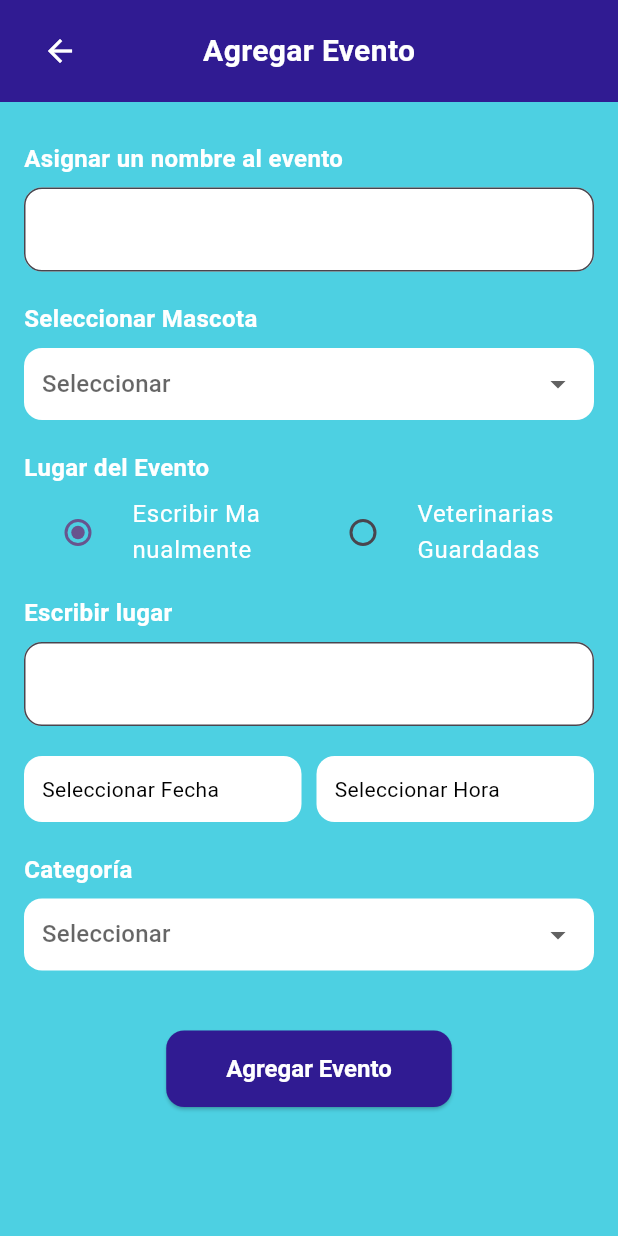
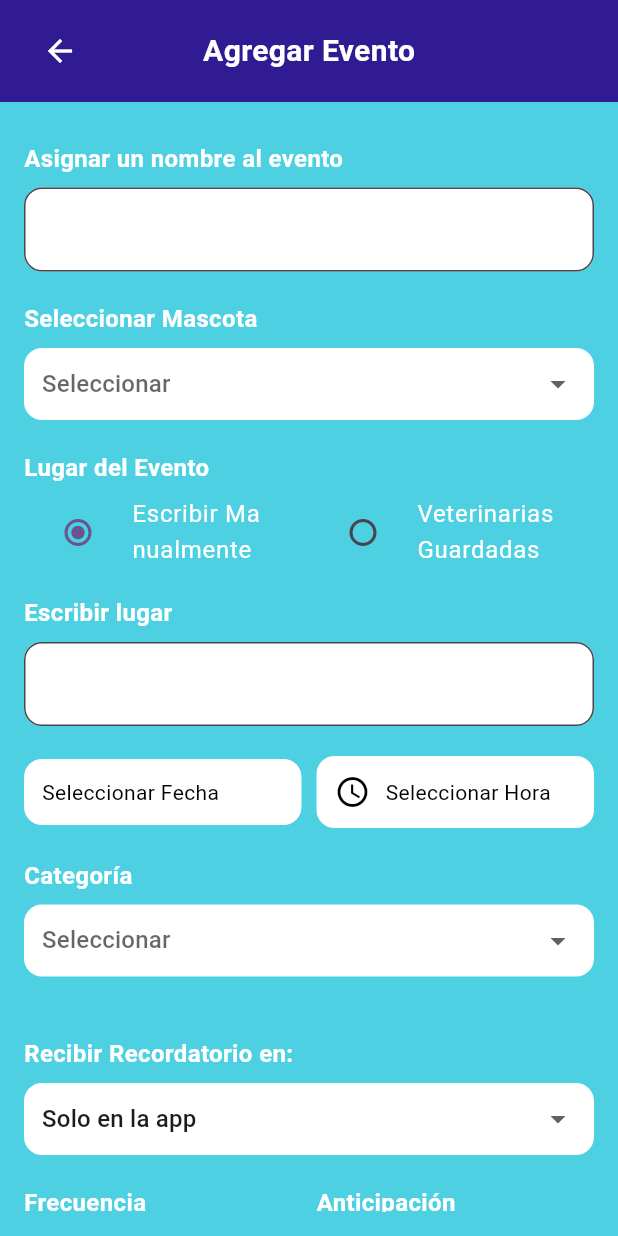
Before and after one commit to SebasAlb/AnimaCare_Front, a Flutter app: the AddEventScreen screen opened by its route, on a phone screen of 412 x 824 dp. Run offline on Flutter 3.47's test engine with Material 3 defaults, Android fonts, the phone set to English and light mode, and no system bars; our stand-ins replace flutter_colorpicker, geolocator, get, google_maps_flutter, table_calendar; network calls fail.

Commit message:
Update add_event_screen.dart

```diff
--- a/lib/presentation/screens/add_event/add_event_screen.dart
+++ b/lib/presentation/screens/add_event/add_event_screen.dart
@@ -3,6 +3,8 @@ import 'package:get/get.dart';
 import 'add_event_controller.dart';
 import 'package:animacare_front/presentation/theme/colors.dart';
 import 'package:animacare_front/routes/app_routes.dart';
+import 'package:animacare_front/presentation/screens/calendar/calendar_controller.dart';
+
 
 class AddEventScreen extends StatelessWidget {
   const AddEventScreen({super.key});
@@ -82,6 +84,48 @@ class AddEventScreen extends StatelessWidget {
                         onChanged: (v) => controller.categoriaEvento.value = v ?? '',
                       )),
                       const SizedBox(height: 40),
+
+                      // Recibir Recordatorio en:
+                      Obx(() => _buildDropdown(
+                        label: 'Recibir Recordatorio en:',
+                        value: controller.recibirRecordatorio.value,
+                        items: ['Solo en la app', 'Solo en el celular', 'En app y celular', 'No recibir'],
+                        onChanged: (v) => controller.recibirRecordatorio.value = v ?? 'Solo en la app',
+                      )),
+
+                      const SizedBox(height: 20),
+
+                      // Si el usuario no pone "No recibir", mostramos la fila con Frecuencia y Anticipación
+                      Obx(() {
+                        if (controller.recibirRecordatorio.value == 'No recibir') {
+                          return const SizedBox.shrink(); // No mostrar nada
+                        } else {
+                          return Row(
+                            children: [
+                              Expanded(
+                                child: _buildDropdown(
+                                  label: 'Frecuencia',
+                                  value: controller.frecuencia.value,
+                                  items: ['Cada 6 horas', 'Cada 12 horas', 'Cada 24 horas'],
+                                  onChanged: (v) => controller.frecuencia.value = v ?? 'Cada 6 horas',
+                                ),
+                              ),
+                              const SizedBox(width: 10),
+                              Expanded(
+                                child: _buildDropdown(
+                                  label: 'Anticipación',
+                                  value: controller.anticipacion.value,
+                                  items: ['1 día antes', '2 días antes', '3 días antes'],
+                                  onChanged: (v) => controller.anticipacion.value = v ?? '1 día antes',
+                                ),
+                              ),
+                            ],
+                          );
+                        }
+                      }),
+
+                      const SizedBox(height: 40),
+
                       _buildGuardarButton(context, controller),
                     ],
                   ),
@@ -302,6 +346,10 @@ class AddEventScreen extends StatelessWidget {
   }
 
   Widget _buildHora(BuildContext context, AddEventController controller) {
+  final TextEditingController horaController = TextEditingController(
+    text: controller.horaEvento.value != null ? controller.horaEvento.value!.format(context) : '',
+  );
+
   return Obx(() => GestureDetector(
     onTap: () async {
       final picked = await showTimePicker(
@@ -309,7 +357,27 @@ class AddEventScreen extends StatelessWidget {
         initialTime: TimeOfDay.now(),
       );
       if (picked != null) {
+        final ahora = TimeOfDay.now();
+        final hoy = DateTime.now();
+
+        final selectedDate = controller.fechaEvento.value ?? hoy;
+        final isToday = selectedDate.day == hoy.day &&
+                        selectedDate.month == hoy.month &&
+                        selectedDate.year == hoy.year;
+
+        // Validamos: si es hoy, no permitir horas pasadas
+        if (isToday &&
+            (picked.hour < ahora.hour || (picked.hour == ahora.hour && picked.minute < ahora.minute))) {
+          Get.snackbar(
+            'Hora no válida',
+            'No puedes seleccionar una hora pasada.',
+            backgroundColor: Colors.white,
+            colorText: Colors.black,
+          );
+        } else {
           controller.horaEvento.value = picked;
+          horaController.text = picked.format(context);
+        }
       }
     },
     child: Container(
@@ -318,6 +386,11 @@ class AddEventScreen extends StatelessWidget {
         color: Colors.white,
         borderRadius: BorderRadius.circular(12),
       ),
+      child: Row(
+        children: [
+          const Icon(Icons.access_time, color: Colors.black),
+          const SizedBox(width: 10),
+          Expanded(
             child: Text(
               controller.horaEvento.value != null
                   ? controller.horaEvento.value!.format(context)
@@ -325,8 +398,12 @@ class AddEventScreen extends StatelessWidget {
               style: const TextStyle(color: Colors.black),
             ),
           ),
+        ],
+      ),
+    ),
   ));
 }
+
 
   // Dropdown Categorías con Ícono y Color
   Widget _buildDropdownCategoria({
@@ -437,7 +514,29 @@ class AddEventScreen extends StatelessWidget {
           TextButton(
             onPressed: () {
               Navigator.pop(context);
-              Get.offAllNamed(AppRoutes.calendar);
+
+              final calendarController = Get.find<CalendarController>(); // 🔥 Agregar evento al calendar
+
+              calendarController.agregarEvento(
+                fecha: controller.fechaEvento.value!,
+                nombre: controller.nombreEvento.value,
+                hora: controller.horaEvento.value!.format(context),
+                lugar: controller.tipoLugar.value == 'manual'
+                    ? controller.lugarEvento.value
+                    : controller.veterinariaSeleccionada.value,
+                veterinario: controller.tipoLugar.value == 'veterinaria'
+                    ? 'Veterinario asignado'
+                    : 'No aplica',
+                mascota: controller.mascotaSeleccionada.value,
+                anticipacion: controller.anticipacion.value,
+                frecuencia: controller.frecuencia.value,
+                recibirRecordatorio: controller.recibirRecordatorio.value,
+              );
+
+              controller.resetForm(); // 🔥 Limpiar el formulario
+
+              Get.offAllNamed(AppRoutes.calendar); // 🔥 Redirigir a CalendarScreen
+
               Get.snackbar(
                 'Evento Agregado',
                 'El evento se programó exitosamente.',
@@ -451,4 +550,6 @@ class AddEventScreen extends StatelessWidget {
       ),
     );
   }
+
+
 }
```
Lines whose indentation alone changed are shown as unchanged.
